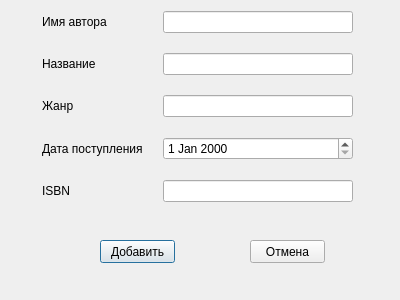
Before: the Qt Designer form addbook/addbook.ui in vladislavvasyukov/library, drawn with Qt 5.
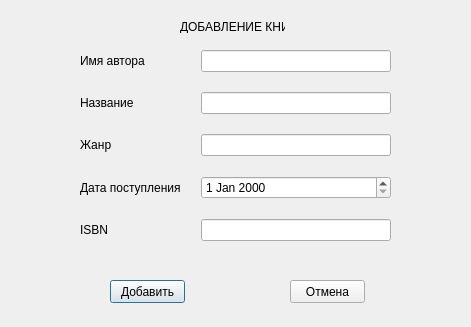
After: the same form once the commit is applied.

Patch:
```diff
--- a/addbook/addbook.ui
+++ b/addbook/addbook.ui
@@ -6,8 +6,8 @@
    <rect>
     <x>0</x>
     <y>0</y>
-    <width>400</width>
-    <height>300</height>
+    <width>471</width>
+    <height>327</height>
    </rect>
   </property>
   <property name="windowTitle">
@@ -16,8 +16,8 @@
   <widget class="QPushButton" name="add_book_in_library">
    <property name="geometry">
     <rect>
-     <x>100</x>
-     <y>240</y>
+     <x>110</x>
+     <y>280</y>
      <width>75</width>
      <height>23</height>
     </rect>
@@ -29,8 +29,8 @@
   <widget class="QPushButton" name="cancel_additing_book">
    <property name="geometry">
     <rect>
-     <x>250</x>
-     <y>240</y>
+     <x>290</x>
+     <y>280</y>
      <width>75</width>
      <height>23</height>
     </rect>
@@ -42,8 +42,8 @@
   <widget class="QWidget" name="layoutWidget">
    <property name="geometry">
     <rect>
-     <x>42</x>
-     <y>11</y>
+     <x>80</x>
+     <y>50</y>
      <width>311</width>
      <height>201</height>
     </rect>
@@ -107,6 +107,19 @@
     </item>
    </layout>
   </widget>
+  <widget class="QLabel" name="label">
+   <property name="geometry">
+    <rect>
+     <x>180</x>
+     <y>20</y>
+     <width>105</width>
+     <height>13</height>
+    </rect>
+   </property>
+   <property name="text">
+    <string>ДОБАВЛЕНИЕ КНИГИ</string>
+   </property>
+  </widget>
  </widget>
  <resources/>
  <connections/>
```
Left out of the diff: 2 changed lines with no effect on the pictures.
